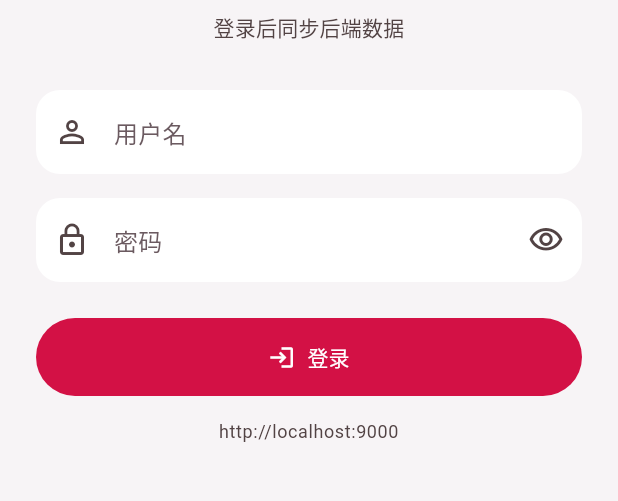
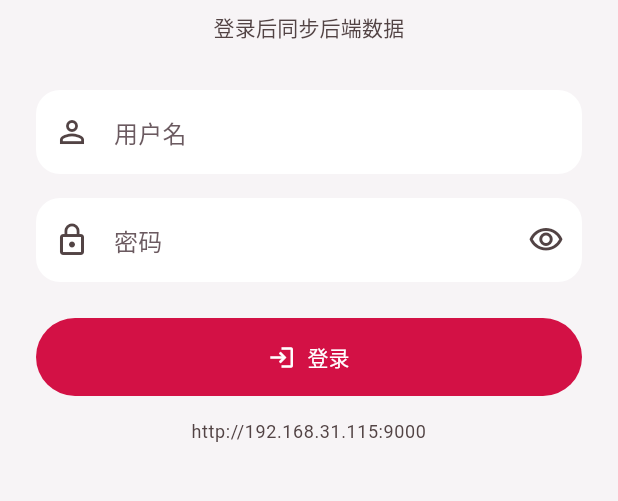
Before and after one commit to JunYingZhou/rqzb, a Flutter app: the screen it shows after launch, on a phone screen of 412 x 824 dp, the part 477-978 px from its top. Run offline on Flutter 3.47's test engine with Material 3 defaults, Android fonts, the phone set to English and light mode, and no system bars; our stand-ins replace file_picker, flutter_riverpod, image_cropper, image_picker, share_plus, shared_preferences; missing offline and left inert: google_mlkit_text_recognition; network calls fail.

Commit message:
update: gradle version & pubspec update

```diff
--- a/lib/data/api_client.dart
+++ b/lib/data/api_client.dart
@@ -3,7 +3,7 @@ import "dart:convert";
 import "package:http/http.dart" as http;
 import "package:shared_preferences/shared_preferences.dart";
 
-const String defaultApiBaseUrl = "http://localhost:9000";
+const String defaultApiBaseUrl = "http://192.168.31.115:9000";
 
 class ApiException implements Exception {
   const ApiException(this.message, {this.statusCode});
--- a/lib/ocr/http_ledger_ocr_engine.dart
+++ b/lib/ocr/http_ledger_ocr_engine.dart
@@ -9,7 +9,7 @@ import "ledger_page_parser.dart";
 
 class HttpLedgerOcrEngine implements LedgerOcrEngine {
   HttpLedgerOcrEngine({
-    this.apiUrl = "http://localhost:9000/api/system/ai/analyze-image",
+    this.apiUrl = "http://192.168.31.115:9000/api/system/ai/analyze-image",
   });
 
   final String apiUrl;
--- a/pubspec.yaml
+++ b/pubspec.yaml
@@ -13,7 +13,7 @@ dependencies:
   cupertino_icons: ^1.0.6
   flutter_riverpod: ^2.5.1
   google_mlkit_text_recognition: ^0.13.0
-  image_cropper: ^5.0.0
+  image_cropper: ^9.1.0
   image_picker: ^1.0.4
   file_picker: ^8.1.2
   http: ^1.6.0
```
Also changed, not shown: pubspec.lock, 5 other files.
